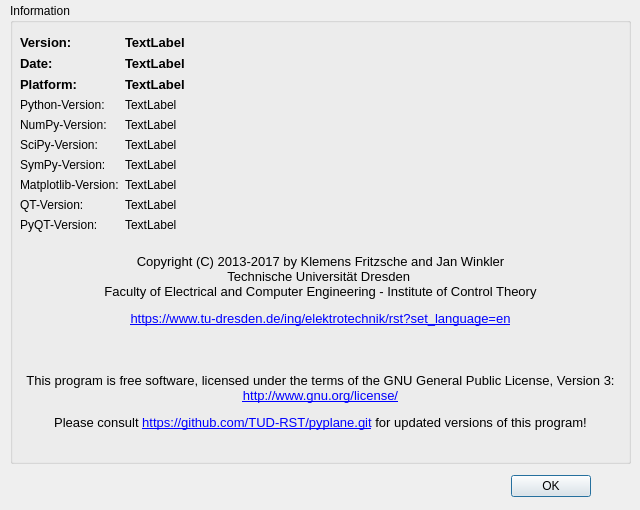
Old version of the form pyplane/gui/Ui_PyPlane_about.ui in the repository TUD-RST/pyplane.
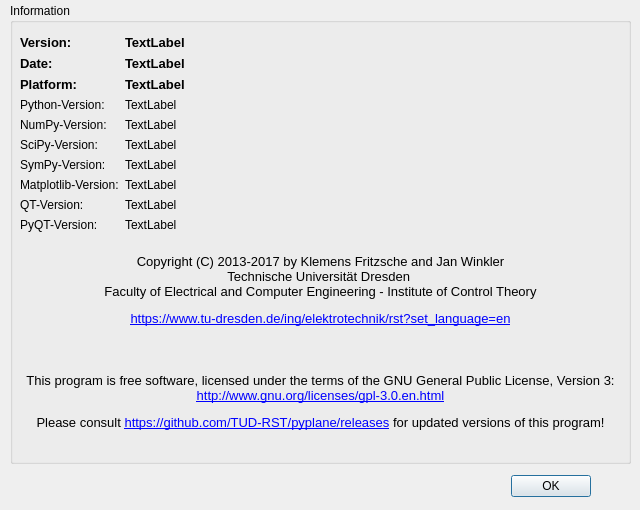
New version of the form. Icons and pictures are not drawn.

Commit message: Updated outdated links in About-Box

What changed in the file:
```diff
--- a/pyplane/gui/Ui_PyPlane_about.ui
+++ b/pyplane/gui/Ui_PyPlane_about.ui
@@ -305,9 +305,9 @@
         <string>&lt;!DOCTYPE HTML PUBLIC &quot;-//W3C//DTD HTML 4.0//EN&quot; &quot;http://www.w3.org/TR/REC-html40/strict.dtd&quot;&gt;
 &lt;html&gt;&lt;head&gt;&lt;meta name=&quot;qrichtext&quot; content=&quot;1&quot; /&gt;&lt;style type=&quot;text/css&quot;&gt;
 p, li { white-space: pre-wrap; }
-&lt;/style&gt;&lt;/head&gt;&lt;body style=&quot; font-family:'Noto Sans'; font-size:10pt; font-weight:400; font-style:normal;&quot;&gt;
-&lt;p align=&quot;center&quot; style=&quot; margin-top:12px; margin-bottom:12px; margin-left:0px; margin-right:0px; -qt-block-indent:0; text-indent:0px;&quot;&gt;This program is free software, licensed under the terms of the GNU General Public License, Version 3: &lt;a href=&quot;http://www.gnu.org/license/&quot;&gt;&lt;span style=&quot; text-decoration: underline; color:#0000ff;&quot;&gt;http://www.gnu.org/license/&lt;/span&gt;&lt;/a&gt;&lt;/p&gt;
-&lt;p align=&quot;center&quot; style=&quot; margin-top:0px; margin-bottom:0px; margin-left:0px; margin-right:0px; -qt-block-indent:0; text-indent:0px;&quot;&gt;Please consult &lt;a href=&quot;https://github.com/TUD-RST/pyplane.git&quot;&gt;&lt;span style=&quot; text-decoration: underline; color:#0000ff;&quot;&gt;https://github.com/TUD-RST/pyplane.git&lt;/span&gt;&lt;/a&gt; for updated versions of this program!&lt;/p&gt;&lt;/body&gt;&lt;/html&gt;</string>
+&lt;/style&gt;&lt;/head&gt;&lt;body style=&quot; font-family:'MS Shell Dlg 2'; font-size:8pt; font-weight:400; font-style:normal;&quot;&gt;
+&lt;p align=&quot;center&quot; style=&quot; margin-top:12px; margin-bottom:12px; margin-left:0px; margin-right:0px; -qt-block-indent:0; text-indent:0px;&quot;&gt;&lt;span style=&quot; font-family:'Noto Sans'; font-size:10pt;&quot;&gt;This program is free software, licensed under the terms of the GNU General Public License, Version 3: &lt;/span&gt;&lt;a href=&quot;http://www.gnu.org/licenses/gpl-3.0.en.html&quot;&gt;&lt;span style=&quot; font-size:10pt; text-decoration: underline; color:#0000ff;&quot;&gt;http://www.gnu.org/licenses/gpl-3.0.en.html&lt;/span&gt;&lt;/a&gt;&lt;/p&gt;
+&lt;p align=&quot;center&quot; style=&quot; margin-top:0px; margin-bottom:0px; margin-left:0px; margin-right:0px; -qt-block-indent:0; text-indent:0px;&quot;&gt;&lt;span style=&quot; font-family:'Noto Sans'; font-size:10pt;&quot;&gt;Please consult &lt;/span&gt;&lt;a href=&quot;https://github.com/TUD-RST/pyplane/releases&quot;&gt;&lt;span style=&quot; font-size:10pt; text-decoration: underline; color:#0000ff;&quot;&gt;https://github.com/TUD-RST/pyplane/releases&lt;/span&gt;&lt;/a&gt;&lt;span style=&quot; font-family:'Noto Sans'; font-size:10pt;&quot;&gt; for updated versions of this program!&lt;/span&gt;&lt;/p&gt;&lt;/body&gt;&lt;/html&gt;</string>
        </property>
        <property name="alignment">
         <set>Qt::AlignLeading|Qt::AlignLeft|Qt::AlignVCenter</set>
```
The commit also changes 1 other file.
